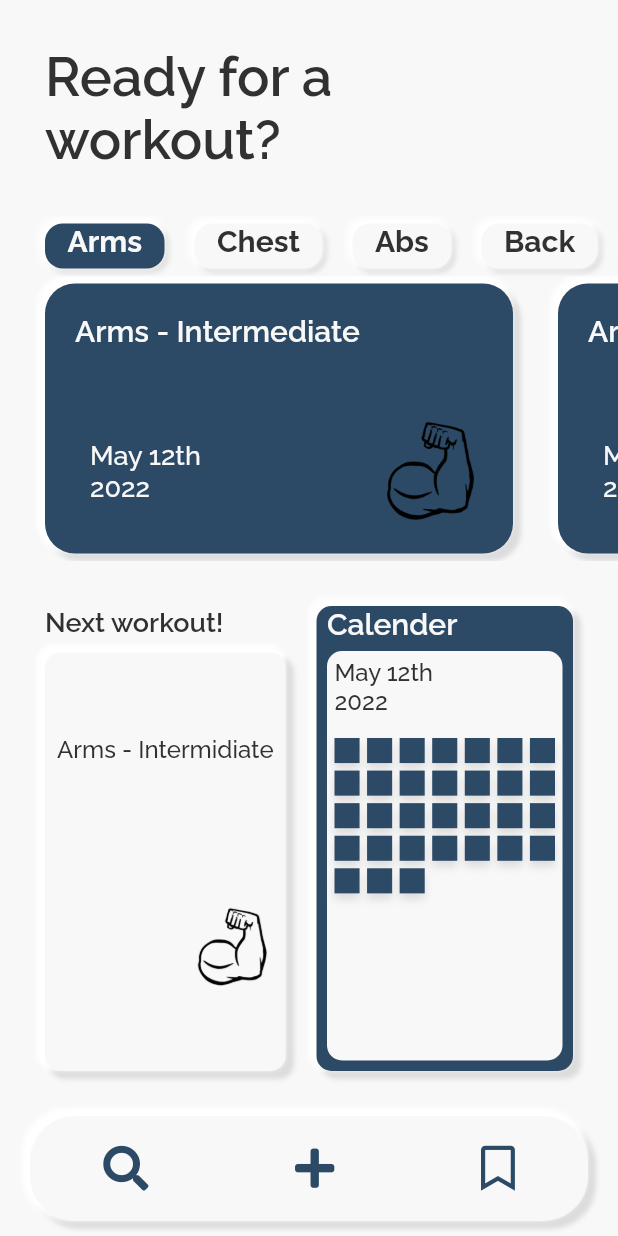
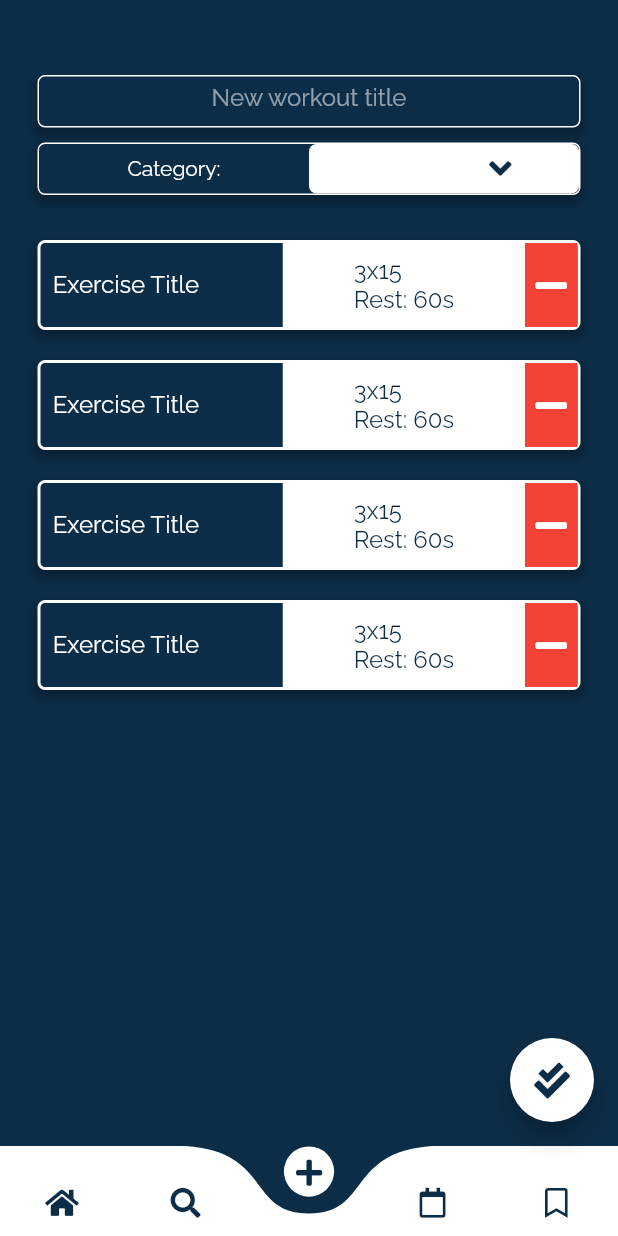
Before and after one commit to Hare-BH/workoutsAppFirebase, a Flutter app: the screen it shows after launch, on a phone screen of 412 x 824 dp. Run offline on Flutter 3.47's test engine with Material 2 defaults, Android fonts, the phone set to English and light mode, and no system bars; drawn by our look-alikes of curved_navigation_bar; our stand-ins replace font_awesome_flutter; missing offline and left inert: invert_colors.

Commit message:
Add Workout

```diff
--- a/lib/constants.dart
+++ b/lib/constants.dart
@@ -1,8 +1,9 @@
 import 'package:flutter/material.dart';
 
 Color kWhiteBackground = const Color(0xffF8F8F8);
-Color kGrey = const Color(0xff313131);
-Color kMainColor = const Color(0xff2C4965);
+Color kBlueAccent = const Color(0xff004985);
+Color kGrey = const Color(0xff0C2D48);
+Color kMainColor = const Color(0xff0C2D48);
 const colors = [
   Color(0xffF8F8F8),
   Color(0xff313131),
--- a/lib/main.dart
+++ b/lib/main.dart
@@ -1,6 +1,7 @@
 import 'package:flutter/material.dart';
 import 'package:flutter/services.dart';
 import 'package:training_app/screens/home_page.dart';
+import 'package:training_app/screens/workout_page.dart';
 
 void main() {
   runApp(const MyApp());
@@ -15,7 +16,7 @@ class MyApp extends StatelessWidget {
     return MaterialApp(
       theme: ThemeData(fontFamily: 'Raleway'),
       debugShowCheckedModeBanner: false,
-      home: const HomePage(),
+      home: const WorkoutPage(),
     );
   }
 }
--- a/lib/screens/home_page.dart
+++ b/lib/screens/home_page.dart
@@ -13,7 +13,8 @@ class HomePage extends StatefulWidget {
   _SetupScreenState createState() => _SetupScreenState();
 }
 
-class _SetupScreenState extends State<HomePage> {
+class _SetupScreenState extends State<HomePage>
+    with SingleTickerProviderStateMixin {
   bool pressed = false;
 
   final buttons = const [
@@ -93,10 +94,10 @@ class _SetupScreenState extends State<HomePage> {
                 ),
               ),
             ),
-            const BotomNav(),
           ],
         ),
       ),
+      bottomNavigationBar: const BottomNav(index: 0),
     );
   }
 }
--- /dev/null
+++ b/lib/screens/workout_page.dart
@@ -0,0 +1,213 @@
+import 'package:flutter/material.dart';
+import 'package:flutter/services.dart';
+import 'package:font_awesome_flutter/font_awesome_flutter.dart';
+import 'package:training_app/constants.dart';
+import 'package:training_app/widgets/workout_card.dart';
+import '../widgets/bottom_nav.dart';
+
+class WorkoutPage extends StatefulWidget {
+  const WorkoutPage({Key? key}) : super(key: key);
+
+  @override
+  State<WorkoutPage> createState() => _WorkoutPageState();
+}
+
+final items = ['Abs', 'Arms', 'Chest', 'Back', 'Legs', 'Shoulders'];
+Object? selected;
+
+const exercises = [
+  ExerciseCardEdit(),
+  ExerciseCardEdit(),
+  ExerciseCardEdit(),
+  ExerciseCardEdit(),
+];
+
+class _WorkoutPageState extends State<WorkoutPage> {
+  @override
+  Widget build(BuildContext context) {
+    SystemChrome.setEnabledSystemUIMode(SystemUiMode.manual, overlays: []);
+    return Scaffold(
+      backgroundColor: kMainColor,
+      body: Padding(
+        padding: const EdgeInsets.only(left: 25.0, right: 25.0, top: 50.0),
+        child: Column(
+          crossAxisAlignment: CrossAxisAlignment.start,
+          children: [
+            Container(
+              height: 35,
+              decoration: BoxDecoration(
+                  color: kMainColor,
+                  borderRadius: BorderRadius.circular(5),
+                  border: Border.all(color: Colors.white),
+                  boxShadow: const [
+                    BoxShadow(
+                        color: Colors.black26,
+                        offset: Offset(0, 4),
+                        blurRadius: 4,
+                        spreadRadius: 2)
+                  ]),
+              child: const TextField(
+                cursorColor: Colors.white,
+                textAlign: TextAlign.center,
+                style: TextStyle(
+                  color: Colors.white,
+                  fontSize: 16.0,
+                ),
+                decoration: InputDecoration(
+                  hintText: 'New workout title',
+                  hintStyle: TextStyle(
+                    color: Colors.white54,
+                    fontSize: 16,
+                  ),
+                  focusColor: Colors.white,
+                  border: InputBorder.none,
+                ),
+              ),
+            ), //title
+            Container(
+              height: 35,
+              margin: const EdgeInsets.symmetric(vertical: 10),
+              decoration: BoxDecoration(
+                  color: kMainColor,
+                  borderRadius: BorderRadius.circular(5),
+                  border: Border.all(color: Colors.white),
+                  boxShadow: const [
+                    BoxShadow(
+                        color: Colors.black26,
+                        offset: Offset(0, 4),
+                        blurRadius: 4,
+                        spreadRadius: 2)
+                  ]),
+              child: Row(
+                children: [
+                  const Expanded(
+                    child: Text(
+                      'Category:',
+                      textAlign: TextAlign.center,
+                      style: TextStyle(
+                        color: Colors.white,
+                      ),
+                    ),
+                  ),
+                  Expanded(
+                    child: Container(
+                      decoration: BoxDecoration(
+                        borderRadius: BorderRadius.circular(5),
+                        color: Colors.white,
+                      ),
+                      child: Center(
+                        child: DropdownButtonHideUnderline(
+                          child: DropdownButton(
+                            value: selected,
+                            icon: FaIcon(
+                              FontAwesomeIcons.angleDown,
+                              color: kMainColor,
+                            ),
+                            items: items.map(buildMenuItem).toList(),
+                            onChanged: (value) => setState(() {
+                              selected = value;
+                            }),
+                          ),
+                        ),
+                      ),
+                    ),
+                  ),
+                ],
+              ),
+            ),
+            Expanded(
+              child: ListView.builder(
+                  itemCount: exercises.length,
+                  itemBuilder: (context, index) {
+                    return exercises[index];
+                  }),
+            ),
+          ],
+        ),
+      ),
+      floatingActionButton: FloatingActionButton(
+        onPressed: null,
+        backgroundColor: Colors.white,
+        child: FaIcon(
+          FontAwesomeIcons.checkDouble,
+          color: kMainColor,
+        ),
+      ),
+      bottomNavigationBar: const BottomNav(index: 2),
+    );
+  }
+
+  DropdownMenuItem<String> buildMenuItem(String item) => DropdownMenuItem(
+        value: item,
+        child: Text(
+          item,
+          style: TextStyle(
+            color: kMainColor,
+          ),
+        ),
+      );
+}
+
+class ExerciseCardEdit extends StatelessWidget {
+  const ExerciseCardEdit({
+    Key? key,
+  }) : super(key: key);
+
+  @override
+  Widget build(BuildContext context) {
+    return Container(
+      height: 60,
+      margin: const EdgeInsets.only(top: 20),
+      decoration: BoxDecoration(
+          color: kMainColor,
+          borderRadius: BorderRadius.circular(5),
+          border: Border.all(color: Colors.white, width: 2),
+          boxShadow: const [
+            BoxShadow(
+                color: Colors.black26,
+                offset: Offset(0, 4),
+                blurRadius: 4,
+                spreadRadius: 2)
+          ]),
+      child: Row(
+        children: [
+          const Expanded(
+              child: Text(
+            '  Exercise Title',
+            style: TextStyle(
+              color: Colors.white,
+              fontSize: 16,
+              fontWeight: FontWeight.w400,
+            ),
+          )),
+          Expanded(
+              child: Container(
+            height: 60,
+            color: Colors.white,
+            child: Center(
+              child: Text(
+                '3x15\nRest: 60s',
+                style: TextStyle(
+                  color: kMainColor,
+                  fontSize: 16,
+                  fontWeight: FontWeight.w400,
+                ),
+              ),
+            ),
+          )),
+          Container(
+            color: Colors.red,
+            height: 60,
+            width: 35,
+            child: const Center(
+              child: FaIcon(
+                FontAwesomeIcons.minus,
+                color: Colors.white,
+              ),
+            ),
+          )
+        ],
+      ),
+    );
+  }
+}
--- a/lib/widgets/bottom_nav.dart
+++ b/lib/widgets/bottom_nav.dart
@@ -1,42 +1,47 @@
+import 'package:curved_navigation_bar/curved_navigation_bar.dart';
 import 'package:flutter/material.dart';
 import 'package:font_awesome_flutter/font_awesome_flutter.dart';
 import 'package:training_app/constants.dart';
 
-class BotomNav extends StatelessWidget {
-  const BotomNav({
-    Key? key,
-  }) : super(key: key);
+class BottomNav extends StatelessWidget {
+  const BottomNav({Key? key, required this.index}) : super(key: key);
+
+  final int index;
 
   @override
   Widget build(BuildContext context) {
-    return Container(
-      height: 70,
-      margin: const EdgeInsets.symmetric(horizontal: 20, vertical: 10),
-      decoration: BoxDecoration(
-        color: kWhiteBackground,
-        borderRadius: BorderRadius.circular(30),
-        boxShadow: kElevatedCardShadow,
+    return CurvedNavigationBar(
+      index: index,
+      animationDuration: const Duration(milliseconds: 400),
+      backgroundColor: kMainColor,
+      height: 60,
+      items: [
+        FaIcon(
+          FontAwesomeIcons.home,
+          size: 20.0,
+          color: kMainColor,
         ),
-      child: Row(
-        mainAxisAlignment: MainAxisAlignment.spaceAround,
-        children: [
         FaIcon(
           FontAwesomeIcons.search,
+          size: 20.0,
           color: kMainColor,
-            size: 30,
         ),
         FaIcon(
           FontAwesomeIcons.plus,
+          size: 20.0,
           color: kMainColor,
-            size: 30,
+        ),
+        FaIcon(
+          FontAwesomeIcons.calendar,
+          size: 20.0,
+          color: kMainColor,
         ),
         FaIcon(
           FontAwesomeIcons.bookmark,
+          size: 20.0,
           color: kMainColor,
-            size: 30,
-          ),
+        )
       ],
-      ),
     );
   }
 }
--- a/lib/widgets/calender_card.dart
+++ b/lib/widgets/calender_card.dart
@@ -60,6 +60,7 @@ class CalenderCard extends StatelessWidget {
                               height: 12,
                               decoration: BoxDecoration(
                                 color: kMainColor,
+                                borderRadius: BorderRadius.circular(2),
                                 boxShadow: const [
                                   BoxShadow(
                                     color: Color(0xffDCDCDC),
--- a/pubspec.yaml
+++ b/pubspec.yaml
@@ -33,6 +33,7 @@ dependencies:
   font_awesome_flutter: ^9.2.0
   provider: ^6.0.2
   table_calendar: ^3.0.4
+  curved_navigation_bar: ^1.0.3
 
 
   # The following adds the Cupertino Icons font to your application.
```
Also changed, not shown: pubspec.lock. Lines whose indentation alone changed are shown as unchanged.
